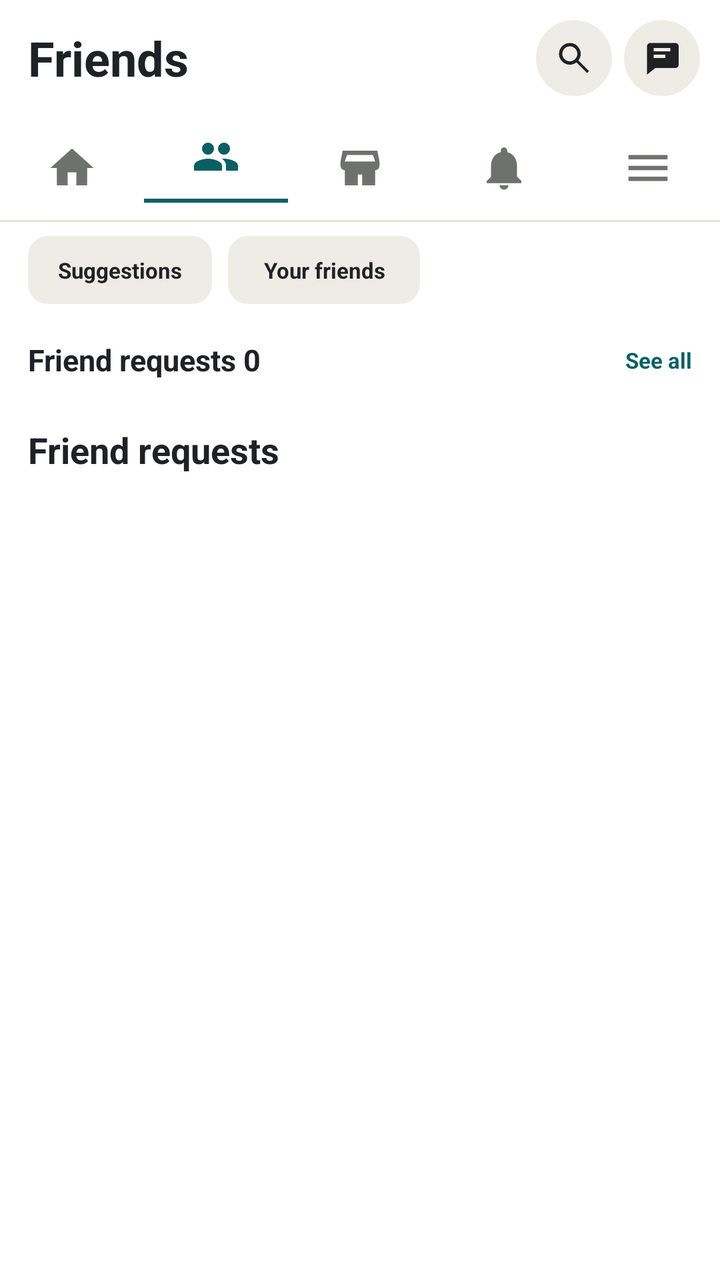
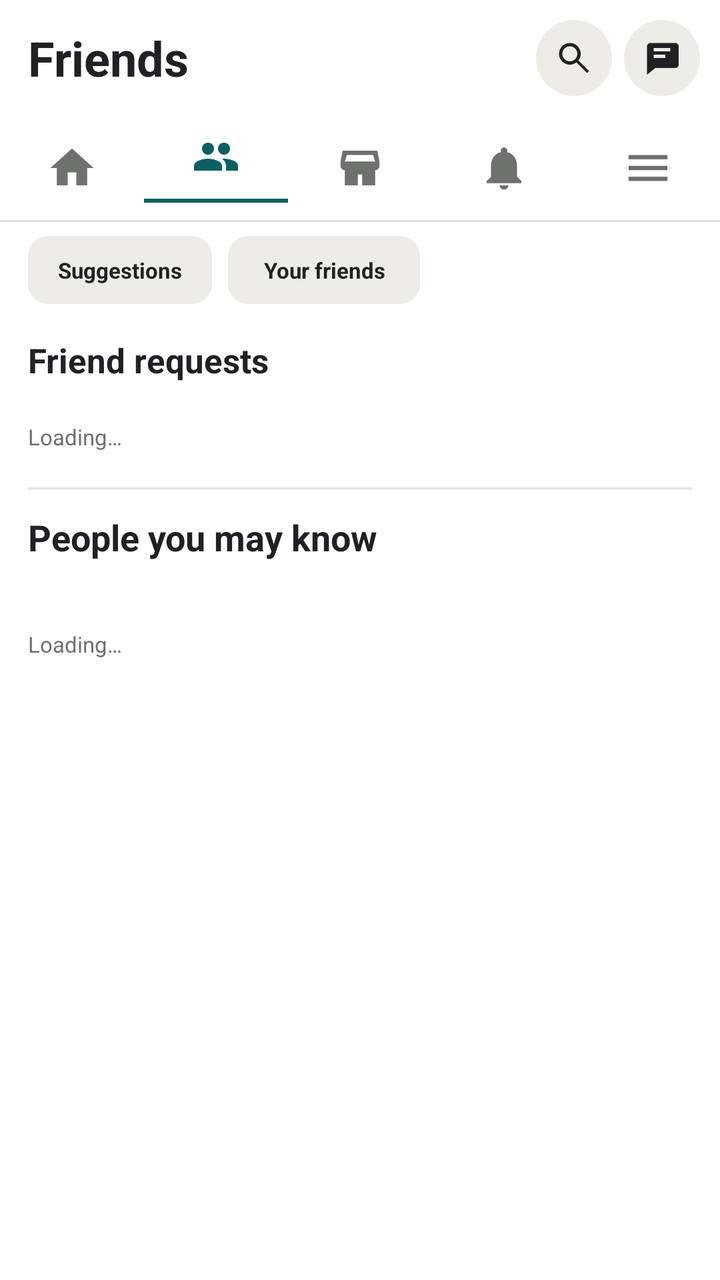

The first picture is an Android layout as it rendered before a commit; the second is the same layout after the commit. The layout source and the unified diff follow.
<!-- AndroidManifest.xml: application theme Theme.Kinnect -->
<!-- res/layout/activity_friends.xml -->
<?xml version="1.0" encoding="utf-8"?>
<LinearLayout
    xmlns:android="http://schemas.android.com/apk/res/android"
    android:layout_width="match_parent"
    android:layout_height="match_parent"
    android:background="@color/white"
    android:orientation="vertical">

    <LinearLayout
        android:layout_width="match_parent"
        android:layout_height="58dp"
        android:gravity="center_vertical"
        android:paddingStart="14dp"
        android:paddingEnd="10dp">

        <TextView
            style="@style/Title"
            android:layout_width="0dp"
            android:layout_height="wrap_content"
            android:layout_weight="1"
            android:text="Friends" />

        <ImageView
            android:id="@+id/searchButton"
            android:layout_width="38dp"
            android:layout_height="38dp"
            android:layout_marginEnd="6dp"
            android:background="@drawable/circle_soft"
            android:contentDescription="Search"
            android:padding="9dp"
            android:src="@drawable/ic_search" />

        <ImageView
            android:id="@+id/chatsButton"
            android:layout_width="38dp"
            android:layout_height="38dp"
            android:background="@drawable/circle_soft"
            android:contentDescription="Chats"
            android:padding="9dp"
            android:src="@drawable/ic_chat" />

    </LinearLayout>

    <LinearLayout
        android:layout_width="match_parent"
        android:layout_height="52dp"
        android:background="@color/white">

        <ImageView
            android:id="@+id/homeTab"
            style="@style/Tab"
            android:contentDescription="Home"
            android:src="@drawable/ic_home" />

        <LinearLayout
            android:layout_width="0dp"
            android:layout_height="match_parent"
            android:layout_weight="1"
            android:gravity="center"
            android:orientation="vertical">

            <ImageView
                android:layout_width="24dp"
                android:layout_height="24dp"
                android:src="@drawable/ic_friends"
                android:tint="@color/primary" />

            <View
                android:layout_width="match_parent"
                android:layout_height="2dp"
                android:layout_marginTop="9dp"
                android:background="@color/primary" />

        </LinearLayout>

        <ImageView
            android:id="@+id/marketTab"
            style="@style/Tab"
            android:contentDescription="Marketplace"
            android:src="@drawable/ic_marketplace" />

        <ImageView
            android:id="@+id/notificationsTab"
            style="@style/Tab"
            android:contentDescription="Notifications"
            android:src="@drawable/ic_notifications" />

        <ImageView
            android:id="@+id/menuTab"
            style="@style/Tab"
            android:contentDescription="Menu"
            android:src="@drawable/ic_menu" />

    </LinearLayout>

    <View
        android:layout_width="match_parent"
        android:layout_height="1dp"
        android:background="@color/divider" />

    <ScrollView
        android:layout_width="match_parent"
        android:layout_height="0dp"
        android:layout_weight="1">

        <LinearLayout
            android:layout_width="match_parent"
            android:layout_height="wrap_content"
            android:orientation="vertical"
            android:paddingHorizontal="14dp"
            android:paddingBottom="18dp">

            <LinearLayout
                android:layout_width="match_parent"
                android:layout_height="48dp"
                android:gravity="center_vertical">

                <TextView
                    android:id="@+id/suggestionsTab"
                    style="@style/Heading"
                    android:layout_width="92dp"
                    android:layout_height="34dp"
                    android:background="@drawable/rounded_soft"
                    android:gravity="center"
                    android:text="Suggestions"
                    android:textSize="11sp" />

                <TextView
                    android:id="@+id/yourFriendsTab"
                    style="@style/Heading"
                    android:layout_width="96dp"
                    android:layout_height="34dp"
                    android:layout_marginStart="8dp"
                    android:background="@drawable/rounded_soft"
                    android:gravity="center"
                    android:text="Your friends"
                    android:textSize="11sp" />

            </LinearLayout>

            <LinearLayout
                android:layout_width="match_parent"
                android:layout_height="42dp"
                android:gravity="center_vertical">

                <TextView
                    android:id="@+id/friendRequestCount"
                    style="@style/Heading"
                    android:layout_width="0dp"
                    android:layout_height="wrap_content"
                    android:layout_weight="1"
                    android:text="Friend requests 0"
                    android:textSize="15sp" />

                <TextView
                    style="@style/Heading"
                    android:id="@+id/seeAllFriends"
                    android:layout_width="wrap_content"
                    android:layout_height="wrap_content"
                    android:text="See all"
                    android:textColor="@color/primary"
                    android:textSize="11sp" />

            </LinearLayout>

            <TextView
                android:id="@+id/friendsSectionTitle"
                style="@style/Title"
                android:layout_width="match_parent"
                android:layout_height="48dp"
                android:gravity="center_vertical"
                android:text="Friend requests"
                android:textSize="18sp" />

            <androidx.recyclerview.widget.RecyclerView
                android:id="@+id/friendsRecyclerView"
                android:layout_width="match_parent"
                android:layout_height="wrap_content"
                android:clipToPadding="false"
                android:paddingBottom="12dp" />

        </LinearLayout>

    </ScrollView>

</LinearLayout>
<!-- resources referenced by this layout -->
<resources>
  <color name="divider">#E4E2DD</color>
  <color name="primary">#0B5F63</color>
  <color name="white">#FFFFFFFF</color>
  <!-- drawable circle_soft (drawable) -->
  <shape xmlns:android="http://schemas.android.com/apk/res/android" android:shape="oval">
      <solid android:color="@color/surface_soft" />
  </shape>
  <!-- drawable ic_chat (drawable) -->
  <vector xmlns:android="http://schemas.android.com/apk/res/android" android:width="24dp" android:height="24dp" android:viewportWidth="24" android:viewportHeight="24"><path android:fillColor="@color/text_primary" android:pathData="M4,3h16c1.1,0 2,0.9 2,2v11c0,1.1 -0.9,2 -2,2H8l-5,4V5c0,-1.1 0.9,-2 2,-2zM7,8h10V6H7zM7,12h7v-2H7z"/></vector>
  <!-- drawable ic_home (drawable) -->
  <vector xmlns:android="http://schemas.android.com/apk/res/android" android:width="24dp" android:height="24dp" android:viewportWidth="24" android:viewportHeight="24"><path android:fillColor="@color/text_primary" android:pathData="M10,20v-6h4v6h5v-8h3L12,3 2,12h3v8z"/></vector>
  <!-- drawable ic_marketplace (drawable) -->
  <vector xmlns:android="http://schemas.android.com/apk/res/android" android:width="24dp" android:height="24dp" android:viewportWidth="24" android:viewportHeight="24"><path android:fillColor="@color/text_primary" android:pathData="M4,4h16l1,5v2c0,1.1 -0.9,2 -2,2v7h-6v-5h-2v5H5v-7c-1.1,0 -2,-0.9 -2,-2V9zM6,6L5,9h14l-1,-3z"/></vector>
  <!-- drawable ic_menu (drawable) -->
  <vector xmlns:android="http://schemas.android.com/apk/res/android" android:width="24dp" android:height="24dp" android:viewportWidth="24" android:viewportHeight="24"><path android:fillColor="@color/text_primary" android:pathData="M3,6h18v2H3zM3,11h18v2H3zM3,16h18v2H3z"/></vector>
  <!-- drawable ic_search (drawable) -->
  <vector xmlns:android="http://schemas.android.com/apk/res/android" android:width="24dp" android:height="24dp" android:viewportWidth="24" android:viewportHeight="24"><path android:fillColor="@color/text_primary" android:pathData="M9.5,3a6.5,6.5 0,1 0,3.98 11.64L19.85,21 21,19.85l-6.36,-6.37A6.5,6.5 0,0 0,9.5 3zM9.5,5a4.5,4.5 0,1 1,0 9,4.5 4.5,0 0,1 0,-9z"/></vector>
  <!-- drawable rounded_soft (drawable) -->
  <shape xmlns:android="http://schemas.android.com/apk/res/android">
      <solid android:color="@color/surface_soft" />
      <corners android:radius="10dp" />
  </shape>
  <style name="Heading"><item name="android:fontFamily">sans</item><item name="android:textColor">@color/text_primary</item><item name="android:textSize">16sp</item><item name="android:textStyle">bold</item></style>
  <style name="Tab"><item name="android:layout_width">0dp</item><item name="android:layout_height">52dp</item><item name="android:layout_weight">1</item><item name="android:gravity">center</item><item name="android:padding">13dp</item><item name="android:tint">@color/text_secondary</item></style>
  <style name="Title"><item name="android:fontFamily">sans</item><item name="android:textColor">@color/text_primary</item><item name="android:textSize">24sp</item><item name="android:textStyle">bold</item></style>
  <style name="Theme.Kinnect" parent="Theme.AppCompat.Light.NoActionBar">
          <item name="android:statusBarColor">@android:color/transparent</item>
          <item name="android:navigationBarColor">@android:color/transparent</item>
          <item name="android:windowSoftInputMode">adjustResize</item>
          <item name="android:colorAccent">@color/primary</item>
          <item name="colorAccent">@color/primary</item>
      </style>
  <color name="surface_soft">#EEECE7</color>
  <color name="text_primary">#202124</color>
  <color name="text_secondary">#6F716F</color>
  <!-- unchanged entries left out for length: 2 -->
</resources>

<!-- the commit's change to res/layout/activity_friends.xml (unified diff, before → after) -->
@@ -139,27 +139,56 @@
             </LinearLayout>
 
             <LinearLayout
-                android:layout_width="match_parent"
-                android:layout_height="42dp"
-                android:gravity="center_vertical">
+                android:id="@+id/requestsSection"
+                android:layout_width="match_parent"
+                android:layout_height="wrap_content"
+                android:orientation="vertical">
+
+                <LinearLayout
+                    android:layout_width="match_parent"
+                    android:layout_height="42dp"
+                    android:gravity="center_vertical">
+
+                    <TextView
+                        android:id="@+id/friendRequestCount"
+                        style="@style/Heading"
+                        android:layout_width="0dp"
+                        android:layout_height="wrap_content"
+                        android:layout_weight="1"
+                        android:text="Friend requests"
+                        android:textSize="17sp" />
+
+                    <TextView
+                        style="@style/Heading"
+                        android:id="@+id/seeAllFriends"
+                        android:layout_width="wrap_content"
+                        android:layout_height="wrap_content"
+                        android:text="See all"
+                        android:textColor="@color/primary"
+                        android:textSize="11sp"
+                        android:visibility="gone" />
+
+                </LinearLayout>
+
+                <androidx.recyclerview.widget.RecyclerView
+                    android:id="@+id/requestsRecyclerView"
+                    android:layout_width="match_parent"
+                    android:layout_height="wrap_content"
+                    android:nestedScrollingEnabled="false" />
 
                 <TextView
-                    android:id="@+id/friendRequestCount"
-                    style="@style/Heading"
-                    android:layout_width="0dp"
+                    android:id="@+id/requestsEmpty"
+                    style="@style/Meta"
+                    android:layout_width="match_parent"
                     android:layout_height="wrap_content"
-                    android:layout_weight="1"
-                    android:text="Friend requests 0"
-                    android:textSize="15sp" />
-
-                <TextView
-                    style="@style/Heading"
-                    android:id="@+id/seeAllFriends"
-                    android:layout_width="wrap_content"
-                    android:layout_height="wrap_content"
-                    android:text="See all"
-                    android:textColor="@color/primary"
-                    android:textSize="11sp" />
+                    android:paddingVertical="10dp"
+                    android:text="Loading…" />
+
+                <View
+                    android:layout_width="match_parent"
+                    android:layout_height="1dp"
+                    android:layout_marginTop="8dp"
+                    android:background="@color/divider" />
 
             </LinearLayout>
 
@@ -169,7 +198,7 @@
                 android:layout_width="match_parent"
                 android:layout_height="48dp"
                 android:gravity="center_vertical"
-                android:text="Friend requests"
+                android:text="People you may know"
                 android:textSize="18sp" />
 
             <androidx.recyclerview.widget.RecyclerView
@@ -177,8 +206,17 @@
                 android:layout_width="match_parent"
                 android:layout_height="wrap_content"
                 android:clipToPadding="false"
+                android:nestedScrollingEnabled="false"
                 android:paddingBottom="12dp" />
 
+            <TextView
+                android:id="@+id/friendsEmpty"
+                style="@style/Meta"
+                android:layout_width="match_parent"
+                android:layout_height="wrap_content"
+                android:paddingVertical="10dp"
+                android:text="Loading…" />
+
         </LinearLayout>
 
     </ScrollView>
<!-- resource entries referenced after the edit -->
@@ -23,6 +23,7 @@
       <corners android:radius="10dp" />
   </shape>
   <style name="Heading"><item name="android:fontFamily">sans</item><item name="android:textColor">@color/text_primary</item><item name="android:textSize">16sp</item><item name="android:textStyle">bold</item></style>
+  <style name="Meta"><item name="android:fontFamily">sans</item><item name="android:textColor">@color/text_secondary</item><item name="android:textSize">11sp</item></style>
   <style name="Tab"><item name="android:layout_width">0dp</item><item name="android:layout_height">52dp</item><item name="android:layout_weight">1</item><item name="android:gravity">center</item><item name="android:padding">13dp</item><item name="android:tint">@color/text_secondary</item></style>
   <style name="Title"><item name="android:fontFamily">sans</item><item name="android:textColor">@color/text_primary</item><item name="android:textSize">24sp</item><item name="android:textStyle">bold</item></style>
   <style name="Theme.Kinnect" parent="Theme.AppCompat.Light.NoActionBar">
